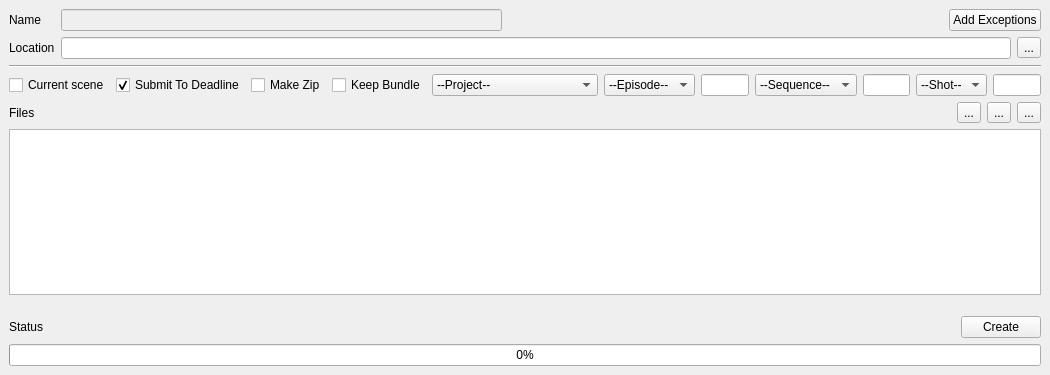
First picture: the form in ui/bundle.ui, repository iceanimations/SceneBundle, before the edit.
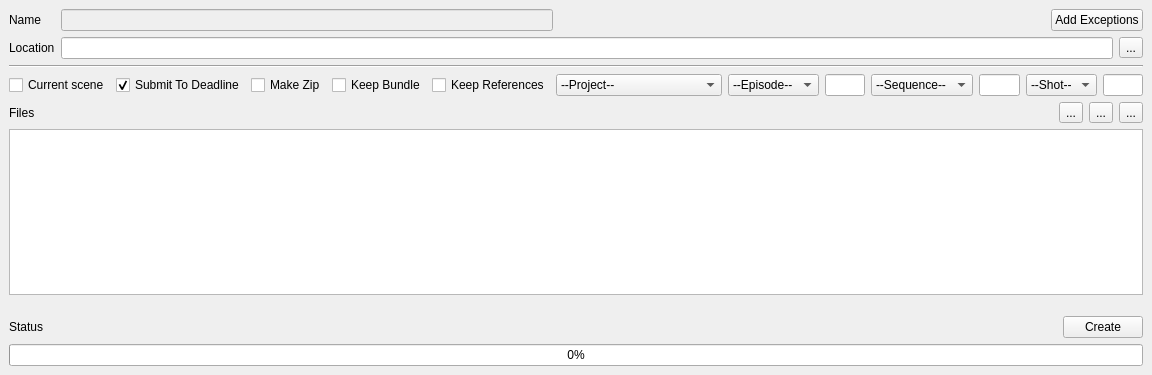
Second picture: the form after the edit.

Commit message: keep references button added

Diff of the .ui file:
```diff
--- a/ui/bundle.ui
+++ b/ui/bundle.ui
@@ -6,7 +6,7 @@
    <rect>
     <x>0</x>
     <y>0</y>
-    <width>1050</width>
+    <width>1152</width>
     <height>375</height>
    </rect>
   </property>
@@ -160,6 +160,19 @@
         </property>
        </widget>
       </item>
+      <item>
+       <widget class="QCheckBox" name="keepReferencesButton">
+        <property name="enabled">
+         <bool>true</bool>
+        </property>
+        <property name="toolTip">
+         <string>If checked, copies the references in the bundle otherwise imports them</string>
+        </property>
+        <property name="text">
+         <string>Keep References</string>
+        </property>
+       </widget>
+      </item>
       <item>
        <widget class="QComboBox" name="projectBox">
         <property name="currentIndex">
```
The commit also changes 1 other file.
